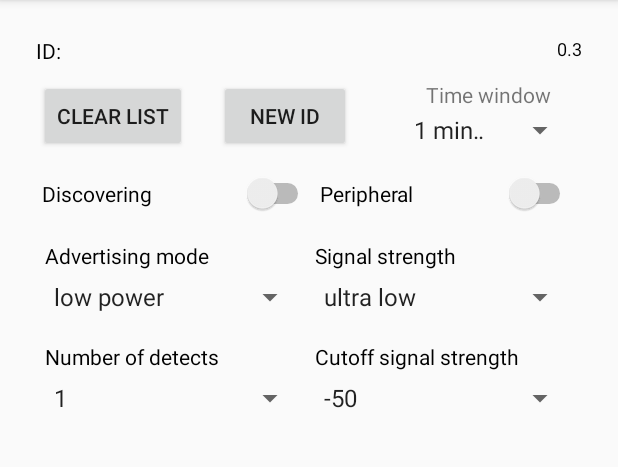
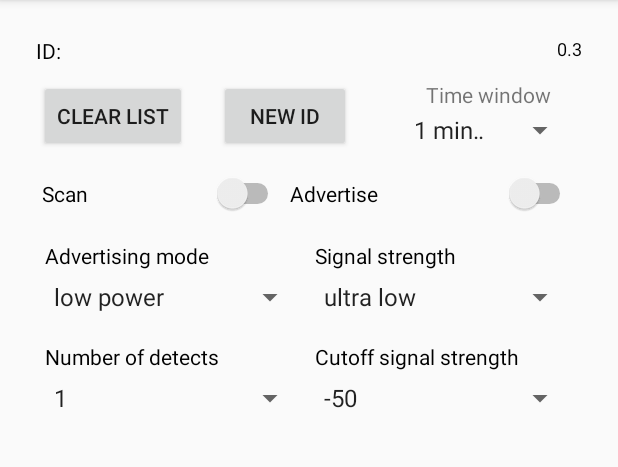
Before and after one commit to xtien/app, an Android app: the screen it shows after launch (MainActivity), on a phone screen of 412 x 824 dp, the part 84-551 px from its top. Run offline under Robolectric (Android 15) with nearby library versions, the phone set to English and light mode, and no system bars; our stand-ins replace Room's generated code; 1 statement that could not run was skipped.

```diff
--- a/app/src/main/res/layout/main_fragment.xml
+++ b/app/src/main/res/layout/main_fragment.xml
@@ -118,7 +118,7 @@
             android:padding="6dp">
 
         <Switch
-                android:text="Discovering"
+                android:text="@string/scanning"
                 android:layout_width="wrap_content"
                 android:layout_height="wrap_content"
                 android:id="@+id/discover_switch"
@@ -127,7 +127,7 @@
                 />
 
         <Switch
-                android:text="Peripheral"
+                android:text="@string/advertise"
                 android:layout_width="wrap_content"
                 android:layout_height="wrap_content"
                 android:id="@+id/peripheral_switch"
```
Also changed, not shown: app/src/main/java/nl/christine/app/service/BluetoothService.java (+8 -4 lines), app/src/main/res/layout/help_fragment.xml (+7 -0 lines), app/src/main/res/values/strings.xml (+10 -1 lines).
